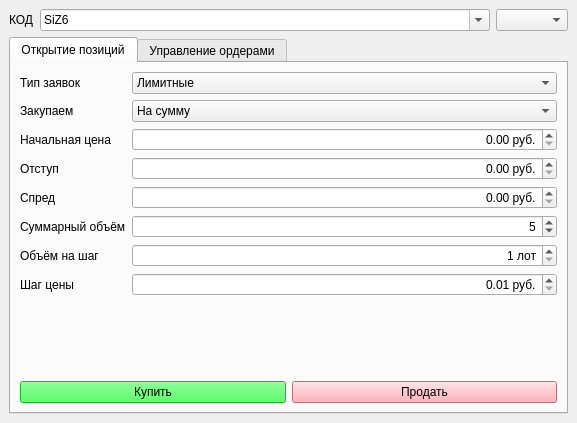
Old version of the form mainwindow.ui in the repository sashok9306/BCS_OrderSender.
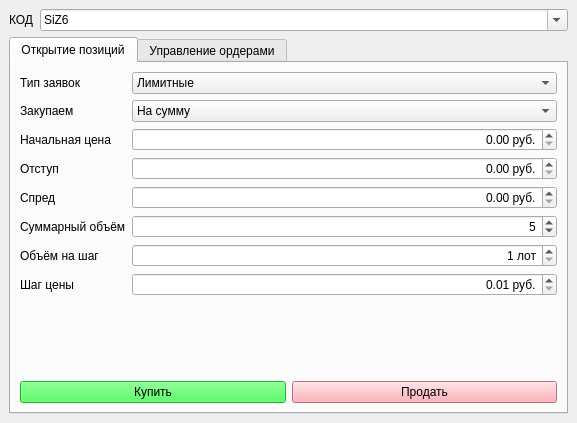
New version of the form.

Patch:
```diff
--- a/mainwindow.ui
+++ b/mainwindow.ui
@@ -16,7 +16,7 @@
   <widget class="QWidget" name="centralwidget">
    <layout class="QVBoxLayout" name="verticalLayout_2">
     <item>
-     <layout class="QHBoxLayout" name="horizontalLayout" stretch="0,1,0">
+     <layout class="QHBoxLayout" name="horizontalLayout" stretch="0,1">
       <item>
        <widget class="QLabel" name="label">
         <property name="text">
@@ -37,9 +37,6 @@
         </property>
        </widget>
       </item>
-      <item>
-       <widget class="QComboBox" name="ClassCode"/>
-      </item>
      </layout>
     </item>
     <item>
```
